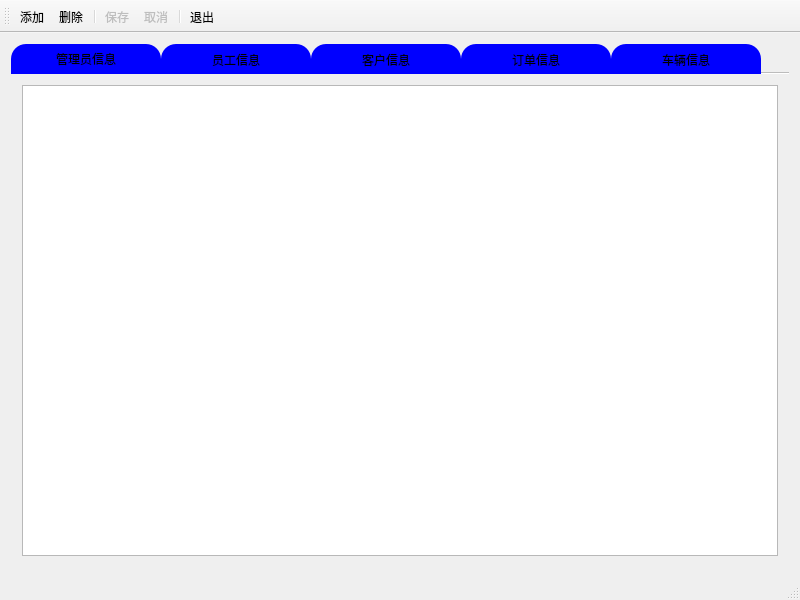
Before: the Qt Designer form HX/Administrator.ui in HXhlx/Qt, drawn with Qt 5.
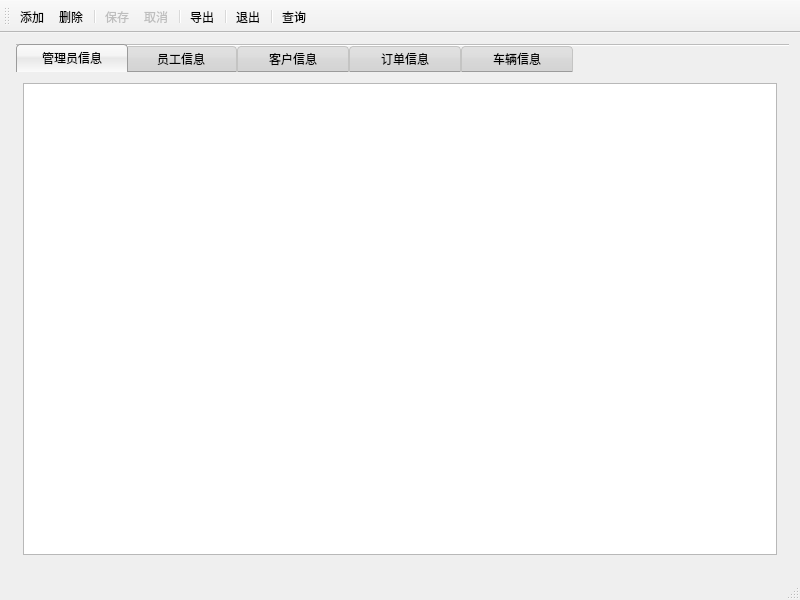
After: the same form once the commit is applied. Icons and pictures are not drawn. Custom widgets are drawn as their Qt base class.

The edit to the form file:
```diff
--- a/HX/Administrator.ui
+++ b/HX/Administrator.ui
@@ -31,12 +31,56 @@
 border-image:url(:/HX/images/管理员.jpg)
 }
 
-.QTabBar:tab {
-    width: 150px;
-    height: 30px;
-    background-color: blue;
-    border-top-left-radius: 15%;
-    border-top-right-radius: 15%;
+QTabWidget::tab-bar {
+    left: 5px;
+    alignment: center;
+}
+
+QTabWidget::pane {
+    border: 1px solid #9B9B9B;
+    position: absolute;
+    top: -1px;
+}
+
+QTabBar::tab {
+    background: QLinearGradient(x1:0,y1:0,x2:0,y2:1,stop:0 #E1E1E1,stop:0.4 #DDDDDD,stop:0.5 #D8D8D8,stop:1 #D3D3D3);
+    border-left: 1px solid #C4C4C3;
+    border-right: 1px solid #C4C4C3;
+    border-top: 1px solid #C4C4C3;
+    border-bottom: 1px solid #9B9B9B;
+    border-top-left-radius: 4px;
+    border-top-right-radius: 4px;
+    min-width: 100px;
+    padding: 5px;
+}
+
+QTabBar::tab:selected, QTabBar::tab:hover {
+    background: QLinearGradient(x1:0,y1:0,x2:0,y2:1,stop:0 #fafafa,stop:0.4 #f4f4f4,stop:0.5 #e7e7e7,stop:1 #fafafa);
+}
+
+QTabBar::tab:selected {
+    border-left-color: #9B9B9B;
+    border-right-color: #9B9B9B;
+    border-top-color: #9B9B9B;
+    border-bottom-color: #fafafa;
+    margin-left: -3px;
+    margin-right: -3px;
+}
+
+QTabBar::tab:!selected {
+    margin-top: 2px;
+}
+
+QTabBar::tab:first:selected {
+    margin-left: 0;
+}
+
+QTabBar::tab:last:selected {
+    margin-right: 0;
+}
+
+QTabBar::tab:only-one {
+    margin: 0;
 }</string>
       </property>
       <property name="tabPosition">
@@ -144,7 +188,11 @@
    <addaction name="actSave"/>
    <addaction name="actCancel"/>
    <addaction name="separator"/>
+   <addaction name="actExport"/>
+   <addaction name="separator"/>
    <addaction name="actExit"/>
+   <addaction name="separator"/>
+   <addaction name="actSelect"/>
   </widget>
   <widget class="QStatusBar" name="statusBar"/>
   <action name="actInsert">
@@ -213,6 +261,30 @@
     <string>退出登录</string>
    </property>
   </action>
+  <action name="actExport">
+   <property name="icon">
+    <iconset resource="HX.qrc">
+     <normaloff>:/HX/images/save1.bmp</normaloff>:/HX/images/save1.bmp</iconset>
+   </property>
+   <property name="text">
+    <string>导出</string>
+   </property>
+   <property name="toolTip">
+    <string>导出数据表</string>
+   </property>
+  </action>
+  <action name="actSelect">
+   <property name="icon">
+    <iconset resource="HX.qrc">
+     <normaloff>:/HX/images/324.bmp</normaloff>:/HX/images/324.bmp</iconset>
+   </property>
+   <property name="text">
+    <string>查询</string>
+   </property>
+   <property name="toolTip">
+    <string>查询</string>
+   </property>
+  </action>
  </widget>
  <layoutdefault spacing="6" margin="11"/>
  <customwidgets>
```
